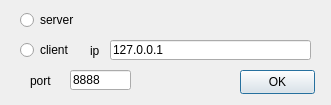
The window that ServerClientDialog.ui (XCI9/CardGame) describes before a commit, drawn with Qt 5.
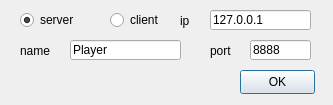
The same window after the commit.

Patch:
```diff
--- a/ServerClientDialog.ui
+++ b/ServerClientDialog.ui
@@ -6,7 +6,7 @@
    <rect>
     <x>0</x>
     <y>0</y>
-    <width>331</width>
+    <width>333</width>
     <height>105</height>
    </rect>
   </property>
@@ -38,12 +38,15 @@
    <property name="text">
     <string>server</string>
    </property>
+   <property name="checked">
+    <bool>true</bool>
+   </property>
   </widget>
   <widget class="QLineEdit" name="port">
    <property name="geometry">
     <rect>
-     <x>70</x>
-     <y>70</y>
+     <x>250</x>
+     <y>40</y>
      <width>61</width>
      <height>20</height>
     </rect>
@@ -55,8 +58,8 @@
   <widget class="QLabel" name="label">
    <property name="geometry">
     <rect>
-     <x>30</x>
-     <y>70</y>
+     <x>210</x>
+     <y>40</y>
      <width>31</width>
      <height>21</height>
     </rect>
@@ -68,8 +71,8 @@
   <widget class="QRadioButton" name="client">
    <property name="geometry">
     <rect>
-     <x>20</x>
-     <y>40</y>
+     <x>110</x>
+     <y>10</y>
      <width>61</width>
      <height>20</height>
     </rect>
@@ -81,9 +84,9 @@
   <widget class="QLineEdit" name="ip">
    <property name="geometry">
     <rect>
-     <x>110</x>
-     <y>40</y>
-     <width>201</width>
+     <x>210</x>
+     <y>10</y>
+     <width>101</width>
      <height>20</height>
     </rect>
    </property>
@@ -94,8 +97,8 @@
   <widget class="QLabel" name="label_2">
    <property name="geometry">
     <rect>
-     <x>90</x>
-     <y>40</y>
+     <x>180</x>
+     <y>10</y>
      <width>16</width>
      <height>21</height>
     </rect>
@@ -104,6 +107,32 @@
     <string>ip</string>
    </property>
   </widget>
+  <widget class="QLineEdit" name="name">
+   <property name="geometry">
+    <rect>
+     <x>70</x>
+     <y>40</y>
+     <width>111</width>
+     <height>20</height>
+    </rect>
+   </property>
+   <property name="text">
+    <string>Player</string>
+   </property>
+  </widget>
+  <widget class="QLabel" name="label_3">
+   <property name="geometry">
+    <rect>
+     <x>20</x>
+     <y>40</y>
+     <width>41</width>
+     <height>21</height>
+    </rect>
+   </property>
+   <property name="text">
+    <string>name</string>
+   </property>
+  </widget>
  </widget>
  <resources/>
  <connections/>
```
